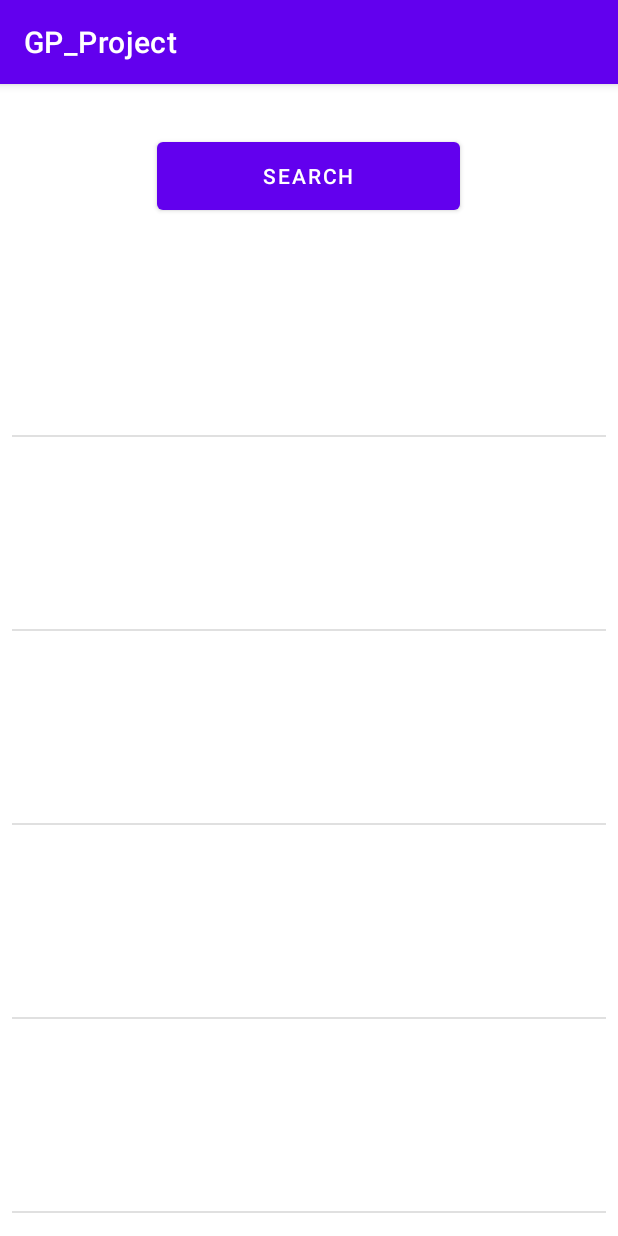
After one commit to Omniakhalid/QR-Scanner-and-Image-Similarity-Detection, an Android app: the FindOwner screen opened directly, with no data from a screen before it, on a phone screen of 412 x 824 dp. The commit adds this screen. Run offline under Robolectric (Android 15) with nearby library versions, the phone set to English and light mode, and no system bars.

```diff
--- /dev/null
+++ b/QRScannerandImageSimilarityDetection/app/src/main/java/com/example/qr_scanner_and_image_similarity_detection/Capture.java
@@ -0,0 +1,6 @@
+package com.example.qr_scanner_and_image_similarity_detection;
+
+import com.journeyapps.barcodescanner.CaptureActivity;
+
+public class Capture extends CaptureActivity {
+}
--- /dev/null
+++ b/QRScannerandImageSimilarityDetection/app/src/main/java/com/example/qr_scanner_and_image_similarity_detection/FindOwner.java
@@ -0,0 +1,96 @@
+package com.example.qr_scanner_and_image_similarity_detection;
+
+import androidx.appcompat.app.AppCompatActivity;
+
+import android.content.Context;
+import android.graphics.Bitmap;
+import android.os.Bundle;
+import android.view.LayoutInflater;
+import android.view.View;
+import android.view.ViewGroup;
+import android.widget.ArrayAdapter;
+import android.widget.Button;
+import android.widget.ImageView;
+import android.widget.ListView;
+import android.widget.TextView;
+import android.widget.Toast;
+
+import java.util.ArrayList;
+
+public class FindOwner extends AppCompatActivity {
+
+    ArrayList<Integer> ownersimg = new ArrayList<>();
+    ArrayList<Integer> owners = new ArrayList<>();
+    CustomAdapter customadapter;
+    Button search_btn;
+    ImageView Image;
+    boolean searched;
+    @Override
+    protected void onCreate(Bundle savedInstanceState) {
+        super.onCreate(savedInstanceState);
+        setContentView(R.layout.activity_find_owner);
+
+        ownersimg.add(R.drawable.user);
+
+        search_btn = findViewById(R.id.findowner_search_btn);
+
+        Bitmap selectedimg = getIntent().getParcelableExtra("SelectedImage");
+        int indx = getIntent().getIntExtra("index",-1);
+
+        ImageView selecteditem_img = findViewById(R.id.selecteditem_img);
+        selecteditem_img.setImageBitmap(selectedimg);
+        Toast.makeText(this, "Here " + indx, Toast.LENGTH_SHORT).show();
+
+        customadapter = new CustomAdapter(this,R.layout.ownerlst_layout,owners);
+        ListView ownerslst = findViewById(R.id.owners_lst);
+        ownerslst.setAdapter(customadapter);
+
+
+        search_btn.setOnClickListener(new View.OnClickListener() {
+            @Override
+            public void onClick(View v) {
+                Toast.makeText(FindOwner.this, "Searching..", Toast.LENGTH_SHORT).show();
+                searched = true;
+                owners.addAll(ownersimg);
+                customadapter.notifyDataSetChanged();
+            }
+        });
+    }
+
+    //here replace integer with owners data list
+    private class CustomAdapter extends ArrayAdapter<Integer> {
+
+        public CustomAdapter(Context context, int textViewResourceId, ArrayList<Integer> objects) {
+            super(context, textViewResourceId, objects);
+        }
+
+        @Override
+        public int getCount() {
+            //owners recomended counts
+            return 5;
+        }
+
+        @Override
+        public View getView(final int position, View convertView, ViewGroup parent) {
+            View view = null;
+            LayoutInflater inflater = getLayoutInflater();
+            view = inflater.inflate(R.layout.ownerlst_layout, parent,false);
+
+            TextView similarity_res = view.findViewById(R.id.similarityRes_txt);
+            TextView similaritytxt = view.findViewById(R.id.similarity_txt);
+            TextView recomendtxt = view.findViewById(R.id.recomendowner_txt);
+            TextView chathinttxt = view.findViewById(R.id.chathint_txt);
+            Image = view.findViewById(R.id.Owner_img);
+
+            //set data after searching
+            if(searched) {
+                Image.setImageResource(ownersimg.get(0));
+                recomendtxt.setText("Recomended Owner");
+                chathinttxt.setText("Chat To Contact with him");
+                similaritytxt.setText("Similarity:");
+                similarity_res.setText("100%");
+            }
+            return view;
+        }
+    }
+}
--- a/QRScannerandImageSimilarityDetection/app/src/main/java/com/example/qr_scanner_and_image_similarity_detection/MainActivity.java
+++ b/QRScannerandImageSimilarityDetection/app/src/main/java/com/example/qr_scanner_and_image_similarity_detection/MainActivity.java
@@ -2,6 +2,7 @@ package com.example.qr_scanner_and_image_similarity_detection;
 
 import androidx.appcompat.app.AppCompatActivity;
 
+import android.content.Intent;
 import android.os.Bundle;
 
 public class MainActivity extends AppCompatActivity {
@@ -10,5 +11,9 @@ public class MainActivity extends AppCompatActivity {
     protected void onCreate(Bundle savedInstanceState) {
         super.onCreate(savedInstanceState);
         setContentView(R.layout.activity_main);
+
+        startActivity(new Intent(this,Start.class));
+
+
     }
 }
--- /dev/null
+++ b/QRScannerandImageSimilarityDetection/app/src/main/res/layout/activity_find_owner.xml
@@ -0,0 +1,47 @@
+<?xml version="1.0" encoding="utf-8"?>
+<androidx.constraintlayout.widget.ConstraintLayout xmlns:android="http://schemas.android.com/apk/res/android"
+    xmlns:app="http://schemas.android.com/apk/res-auto"
+    xmlns:tools="http://schemas.android.com/tools"
+    android:layout_width="match_parent"
+    android:layout_height="match_parent"
+    tools:context=".FindOwner"
+    android:background="@android:color/white">
+
+    <ImageView
+        android:id="@+id/selecteditem_img"
+        android:layout_width="wrap_content"
+        android:layout_height="wrap_content"
+        android:layout_marginStart="141dp"
+        android:layout_marginTop="16dp"
+        android:layout_marginEnd="142dp"
+        app:layout_constraintEnd_toEndOf="parent"
+        app:layout_constraintStart_toStartOf="parent"
+        app:layout_constraintTop_toTopOf="parent"
+        tools:srcCompat="@tools:sample/avatars" />
+
+    <Button
+        android:id="@+id/findowner_search_btn"
+        android:layout_width="202dp"
+        android:layout_height="57dp"
+        android:layout_marginStart="128dp"
+        android:layout_marginTop="16dp"
+        android:layout_marginEnd="128dp"
+        android:text="Search"
+        app:layout_constraintEnd_toEndOf="parent"
+        app:layout_constraintHorizontal_bias="0.51"
+        app:layout_constraintStart_toStartOf="parent"
+        app:layout_constraintTop_toBottomOf="@+id/selecteditem_img" />
+
+    <ListView
+        android:id="@+id/owners_lst"
+        android:layout_width="0dp"
+        android:layout_height="0dp"
+        android:layout_marginStart="8dp"
+        android:layout_marginTop="16dp"
+        android:layout_marginEnd="8dp"
+        android:layout_marginBottom="8dp"
+        app:layout_constraintBottom_toBottomOf="parent"
+        app:layout_constraintEnd_toEndOf="parent"
+        app:layout_constraintStart_toStartOf="parent"
+        app:layout_constraintTop_toBottomOf="@+id/findowner_search_btn" />
+</androidx.constraintlayout.widget.ConstraintLayout>
--- /dev/null
+++ b/QRScannerandImageSimilarityDetection/app/src/main/res/layout/fragment_scan_q_r.xml
@@ -0,0 +1,6 @@
+<?xml version="1.0" encoding="utf-8"?>
+<FrameLayout xmlns:android="http://schemas.android.com/apk/res/android"
+    xmlns:tools="http://schemas.android.com/tools"
+    android:layout_width="match_parent"
+    android:layout_height="match_parent"
+    tools:context=".ScanQR"/>
--- /dev/null
+++ b/QRScannerandImageSimilarityDetection/app/src/main/res/layout/ownerlst_layout.xml
@@ -0,0 +1,78 @@
+<?xml version="1.0" encoding="utf-8"?>
+<androidx.constraintlayout.widget.ConstraintLayout
+    xmlns:android="http://schemas.android.com/apk/res/android"
+    xmlns:app="http://schemas.android.com/apk/res-auto"
+    xmlns:tools="http://schemas.android.com/tools"
+    android:layout_width="match_parent"
+    android:layout_height="match_parent">
+
+    <RelativeLayout
+        android:layout_width="0dp"
+        android:layout_height="120dp"
+        android:layout_marginStart="8dp"
+        android:layout_marginTop="8dp"
+        android:layout_marginEnd="8dp"
+        app:layout_constraintEnd_toEndOf="parent"
+        app:layout_constraintStart_toStartOf="parent"
+        app:layout_constraintTop_toTopOf="parent">
+
+        <ImageView
+            android:id="@+id/Owner_img"
+            android:layout_width="100dp"
+            android:layout_height="100dp"
+            android:layout_alignParentStart="true"
+            android:layout_alignParentTop="true"
+            android:layout_marginStart="13dp"
+            android:layout_marginTop="8dp"
+            tools:srcCompat="@tools:sample/avatars" />
+
+        <TextView
+            android:id="@+id/recomendowner_txt"
+            android:layout_width="191dp"
+            android:layout_height="wrap_content"
+            android:layout_alignParentStart="true"
+            android:layout_alignParentTop="true"
+            android:layout_marginStart="112dp"
+            android:layout_marginTop="17dp"
+            android:gravity="center"
+            android:textColor="#8F8F8F"
+            android:textSize="18sp" />
+
+        <TextView
+            android:id="@+id/chathint_txt"
+            android:layout_width="162dp"
+            android:layout_height="26dp"
+            android:layout_alignParentStart="true"
+            android:layout_alignParentTop="true"
+            android:layout_marginStart="115dp"
+            android:layout_marginTop="42dp"
+            android:gravity="center"
+            android:textColor="#C0C0C0"
+            android:textSize="12sp" />
+
+        <TextView
+            android:id="@+id/similarity_txt"
+            android:layout_width="66dp"
+            android:layout_height="wrap_content"
+            android:layout_alignParentStart="true"
+            android:layout_alignParentTop="true"
+            android:layout_marginStart="121dp"
+            android:layout_marginTop="93dp"
+            android:gravity="center"
+            android:textColor="#C0C0C0"
+            android:textSize="12sp" />
+
+        <TextView
+            android:id="@+id/similarityRes_txt"
+            android:layout_width="45dp"
+            android:layout_height="wrap_content"
+            android:layout_alignParentStart="true"
+            android:layout_alignParentTop="true"
+            android:layout_marginStart="174dp"
+            android:layout_marginTop="93dp"
+            android:gravity="center"
+            android:textColor="#C0C0C0"
+            android:textSize="12sp" />
+
+    </RelativeLayout>
+</androidx.constraintlayout.widget.ConstraintLayout>
```
Also changed, not shown: QRScannerandImageSimilarityDetection/app/build.gradle (+6 -1 lines), QRScannerandImageSimilarityDetection/app/src/main/AndroidManifest.xml (+16 -1 lines), QRScannerandImageSimilarityDetection/app/src/main/java/com/example/qr_scanner_and_image_similarity_detection/ScanQR.java (added, +41 -0 lines), QRScannerandImageSimilarityDetection/app/src/main/java/com/example/qr_scanner_and_image_similarity_detection/Start.java (added, +80 -0 lines), QRScannerandImageSimilarityDetection/app/src/main/java/com/example/qr_scanner_and_image_similarity_detection/Upload.java (added, +112 -0 lines), QRScannerandImageSimilarityDetection/app/src/main/res/layout/activity_start.xml (added, +43 -0 lines), QRScannerandImageSimilarityDetection/app/src/main/res/layout/cutimg_layout.xml (added, +21 -0 lines), QRScannerandImageSimilarityDetection/app/src/main/res/layout/fragment_upload.xml (added, +54 -0 lines), QRScannerandImageSimilarityDetection/app/src/main/res/values/strings.xml (+10 -1 lines), QRScannerandImageSimilarityDetection/app/src/main/res/drawable/user.png (added).
